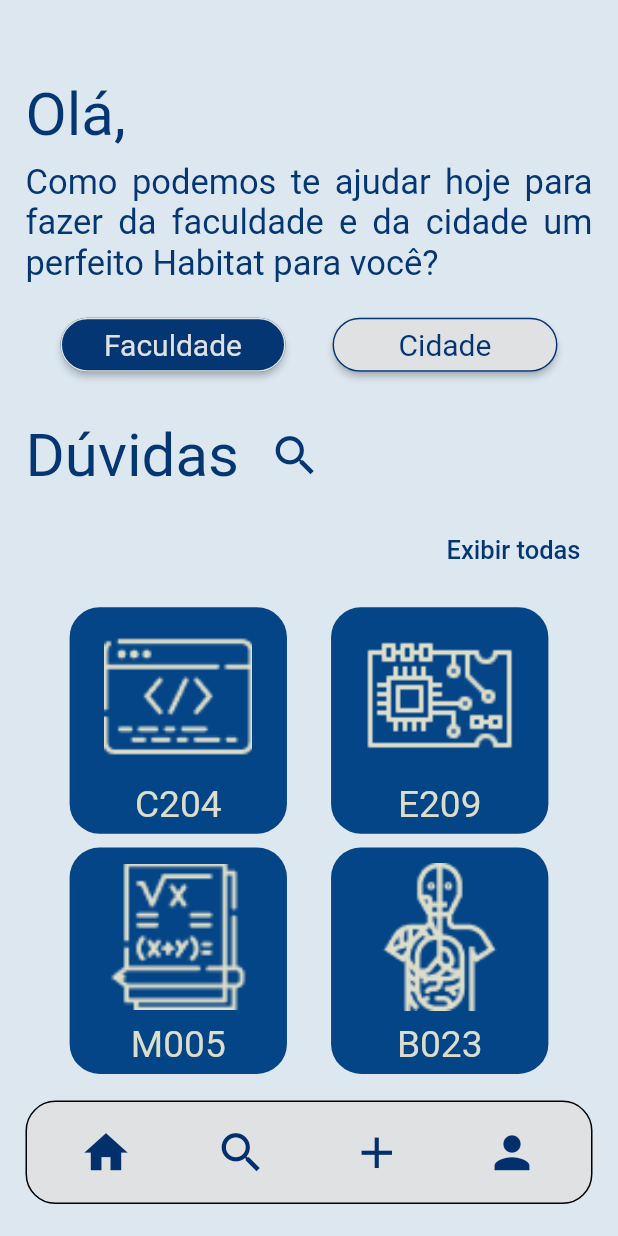
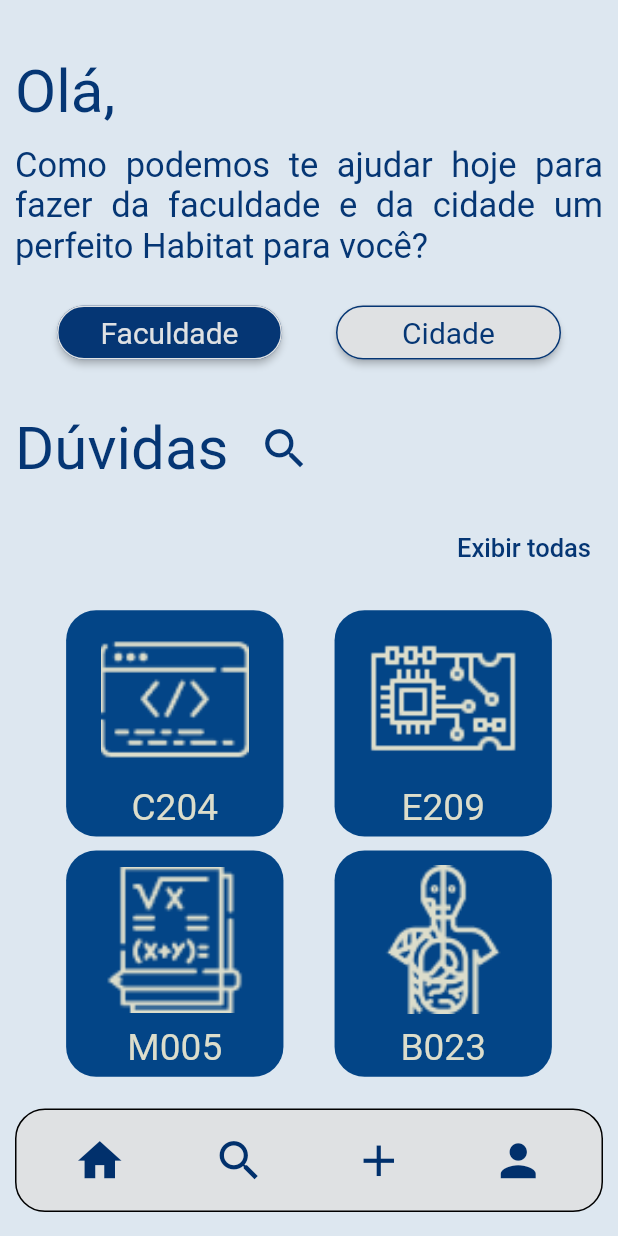
Before and after one commit to dju4mota/Habitat, a Flutter app: the HomeView screen opened by its route, on a phone screen of 412 x 824 dp. Run offline on Flutter 3.47's test engine with Material 2 defaults, Android fonts, the phone set to English and light mode, and no system bars; our stand-ins replace carousel_slider, cloud_firestore, firebase_auth, firebase_core, flutter_login, go_router; missing offline and left inert: typesense; accounts and stored records are empty; Roboto replaces fonts that are missing (League Gothic Condensed, League Gothic Condesed).

Commit message:
Stable Version

```diff
--- a/habitat/lib/src/view/AnswerView.dart
+++ b/habitat/lib/src/view/AnswerView.dart
@@ -77,7 +77,7 @@ class _AnswerViewState extends State<AnswerView> {
               children: [
                 IconButton(
                   icon: const Icon(Icons.arrow_back),
-                  onPressed: () => context.pop(),
+                  onPressed: () => Navigator.of(context).pop(),
                 ),
                 ButtonElipse(
                   "Responder",
@@ -91,7 +91,7 @@ class _AnswerViewState extends State<AnswerView> {
                       subject: readControl.subject.title,
                     );
                     postAnswer();
-                    context.pop();
+                    Navigator.of(context).pop();
                   },
                   width: 100,
                   fontSize: 18,
--- a/habitat/lib/src/view/HomeView.dart
+++ b/habitat/lib/src/view/HomeView.dart
@@ -3,6 +3,7 @@ import 'package:firebase_auth/firebase_auth.dart';
 import 'package:flutter/cupertino.dart';
 import 'package:flutter/material.dart';
 import 'package:habitat/src/controler/ReadController.dart';
+import 'package:habitat/src/models/Subjects.dart';
 import 'package:habitat/src/utils/utils.dart';
 import 'package:habitat/src/widgets/ButtonElipse.dart';
 import 'package:habitat/src/widgets/FooterMenu.dart';
@@ -18,10 +19,6 @@ class HomeView extends StatefulWidget {
   State<HomeView> createState() => _HomeViewState();
 }
 
-openQuestionView(context) {
-  Navigator.of(context).pushNamed('questionList');
-}
-
 class _HomeViewState extends State<HomeView> {
   Client client = TypeSenseInstance().client;
   late FirebaseFirestore db = DBFirestore.get();
@@ -33,6 +30,11 @@ class _HomeViewState extends State<HomeView> {
   Color backgroundColorCity = Util.fundoClaro;
   Color fontColorCollege = Util.fundoClaro;
   Color fontColorCity = Util.azulEscuroBotao;
+
+  openQuestionView(context, subjectTitle) {
+    readController.subject = Subject(title: subjectTitle);
+    Navigator.of(context).pushNamed('/questionList');
+  }
 
   invertCollegeAndCity() {
     setState(() {
@@ -65,13 +67,13 @@ class _HomeViewState extends State<HomeView> {
     return Scaffold(
       backgroundColor: Util.azulClaroFundo,
       body: Padding(
-        padding: const EdgeInsets.all(17.0),
+        padding: const EdgeInsets.all(10.0),
         child: Column(
           mainAxisAlignment: MainAxisAlignment.spaceAround,
           children: [
             const SizedBox(
               // não sei se funciona para todo celular
-              height: 23,
+              height: 10,
             ),
             Row(
               mainAxisAlignment: MainAxisAlignment.start,
@@ -178,12 +180,12 @@ class _HomeViewState extends State<HomeView> {
                 mainAxisAlignment: MainAxisAlignment.spaceEvenly,
                 children: [
                   Row(mainAxisAlignment: MainAxisAlignment.spaceEvenly, children: [
-                    ImageButton("assets/programming2.png", () => {openQuestionView(context)}, "C204"),
-                    ImageButton("assets/circuit-board2.png", () => {openQuestionView(context)}, "E209"),
+                    ImageButton("assets/programming2.png", () => {openQuestionView(context, "C204")}, "C204"),
+                    ImageButton("assets/circuit-board2.png", () => {openQuestionView(context, "E209")}, "E209"),
                   ]),
                   Row(mainAxisAlignment: MainAxisAlignment.spaceEvenly, children: [
-                    ImageButton("assets/maths2.png", () => {openQuestionView(context)}, "M005"),
-                    ImageButton("assets/anatomia2.png", () => {openQuestionView(context)}, "B023"),
+                    ImageButton("assets/maths2.png", () => {openQuestionView(context, "M005")}, "M005"),
+                    ImageButton("assets/anatomia2.png", () => {openQuestionView(context, "B023")}, "B023"),
                   ]),
                 ],
               ),
--- a/habitat/lib/src/view/PostingView.dart
+++ b/habitat/lib/src/view/PostingView.dart
@@ -87,7 +87,8 @@ class _PostingViewState extends State<PostingView> {
     ScaffoldMessenger.of(context).showSnackBar(
       const SnackBar(content: Text("Pergunta postada com sucesso!")),
     );
-    context.go('/home');
+    // context.go('/home');
+    Navigator.of(context).popAndPushNamed('/home');
   }
 
   @override
@@ -103,7 +104,7 @@ class _PostingViewState extends State<PostingView> {
               children: [
                 IconButton(
                   icon: const Icon(Icons.arrow_back),
-                  onPressed: () => context.pop(),
+                  onPressed: () => Navigator.of(context).pop(),
                 ),
                 ButtonElipse(
                   "Postar",
--- a/habitat/lib/src/view/QuestionList.dart
+++ b/habitat/lib/src/view/QuestionList.dart
@@ -31,7 +31,7 @@ class _QuestionListState extends State<QuestionList> {
 
   openQuestion(Content question) {
     saveQuestionToShow(question);
-    Navigator.of(context).pushNamed('subjectsAll/questionsList/question');
+    Navigator.of(context).pushNamed('/questionView');
     // Navigator.of(context).push(
     //   MaterialPageRoute(
     //     builder: (context) => QuestionView(),
@@ -74,7 +74,7 @@ class _QuestionListState extends State<QuestionList> {
           ),
           IconButton(
               onPressed: () => {
-                    context.pop(),
+                    Navigator.of(context).pop(),
                   },
               icon: Icon(Icons.arrow_back)),
           Padding(
--- a/habitat/lib/src/view/QuestionView.dart
+++ b/habitat/lib/src/view/QuestionView.dart
@@ -86,8 +86,8 @@ class _QuestionViewState extends State<QuestionView> {
                   TextButton(
                       onPressed: () => {
                             control.question = question,
-                            // Navigator.of(context).pushNamed("/answerView"),
-                            context.go('/home/subjectsAll/questionsList/question/answer'),
+                            Navigator.of(context).pushNamed("/answerView"),
+                            // context.go('/home/subjectsAll/questionsList/question/answer'),
                           },
                       child: const Text('Responder',
                           style: TextStyle(fontSize: 20, color: const Color.fromARGB(255, 5, 54, 116)))),
--- a/habitat/lib/src/view/SubjectsAllView.dart
+++ b/habitat/lib/src/view/SubjectsAllView.dart
@@ -59,7 +59,7 @@ class _SubjectsAllViewState extends State<SubjectsAllView> {
           ),
           IconButton(
             onPressed: () => {
-              context.pop(),
+              Navigator.of(context).pop(),
             },
             icon: Icon(Icons.arrow_back),
           ),
--- a/habitat/lib/src/widgets/ListItemSubject.dart
+++ b/habitat/lib/src/widgets/ListItemSubject.dart
@@ -29,7 +29,7 @@ class ListItemCus extends StatelessWidget {
         child: Text(subject.title, style: TextStyle(fontSize: 20, color: Color.fromARGB(255, 5, 54, 116))),
         onPressed: () {
           function(subject);
-          context.go('/questionList');
+          Navigator.of(context).popAndPushNamed('/questionList');
           // Navigator.of(context).push(
           //   MaterialPageRoute(
           //     builder: (context) => QuestionList(),
```
